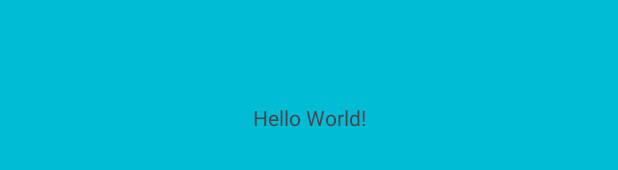
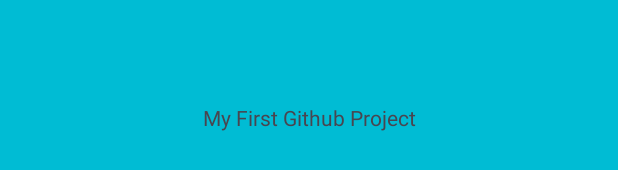
Before and after one commit to DADJOD/MyFirstGitProject, an Android app: the layout activity_main.xml on its own in the app's theme, with its tools: preview values and no code run, on a phone screen of 412 x 824 dp. Shown: the part 501-671 px from the top of the screen. Run offline under Robolectric (Android 15) with nearby library versions, the phone set to English and light mode, and no system bars.

```diff
--- a/app/src/main/res/layout/activity_main.xml
+++ b/app/src/main/res/layout/activity_main.xml
@@ -10,7 +10,7 @@
     <TextView
         android:layout_width="wrap_content"
         android:layout_height="wrap_content"
-        android:text="Hello World!"
+        android:text="@string/my_first_github_project"
         app:layout_constraintBottom_toBottomOf="parent"
         app:layout_constraintEnd_toEndOf="parent"
         app:layout_constraintStart_toStartOf="parent"
--- a/app/src/main/res/values/strings.xml
+++ b/app/src/main/res/values/strings.xml
@@ -1,3 +1,4 @@
 <resources>
     <string name="app_name">My First Git Project</string>
+    <string name="my_first_github_project">My First Github Project</string>
 </resources>
```
